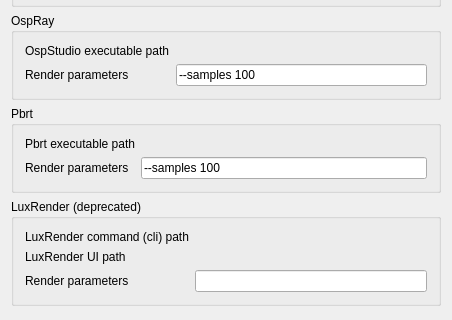
Old version of the form ui/RenderSettings.ui in the repository FreeCAD/FreeCAD-render; both pictures show x 0 to 452 and y 541 to 861 of the 452 by 861 pixel window.
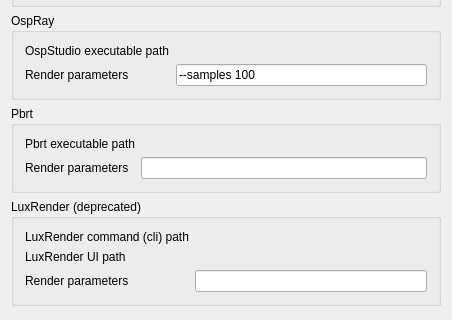
New version of the form. Custom widgets are drawn as their Qt base class.

Commit message: pbrt: set render settings to blank (fix)

```diff
--- a/ui/RenderSettings.ui
+++ b/ui/RenderSettings.ui
@@ -648,7 +648,7 @@
          <locale language="English" country="UnitedStates"/>
         </property>
         <property name="text">
-         <string notr="true">--samples 100</string>
+         <string notr="true"/>
         </property>
         <property name="prefEntry" stdset="0">
          <cstring>PbrtParameters</cstring>
```
